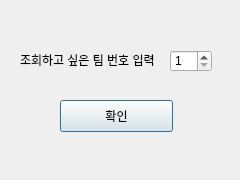
Above: views/teacher_temp.ui from y-ngm-n/TeamMountain before the change. Below: the same form after it.
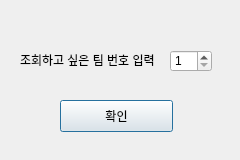
That is the form after the change.

Patch:
```diff
--- a/views/teacher_temp.ui
+++ b/views/teacher_temp.ui
@@ -7,7 +7,7 @@
     <x>0</x>
     <y>0</y>
     <width>240</width>
-    <height>180</height>
+    <height>160</height>
    </rect>
   </property>
   <property name="windowTitle">
```
Left out of the diff: 22 changed lines with no effect on the pictures.
